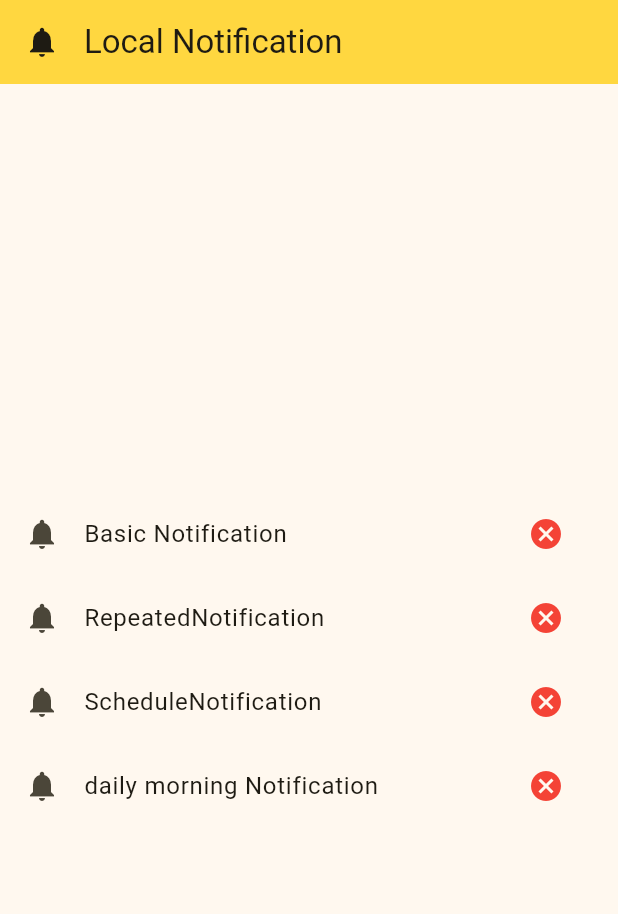
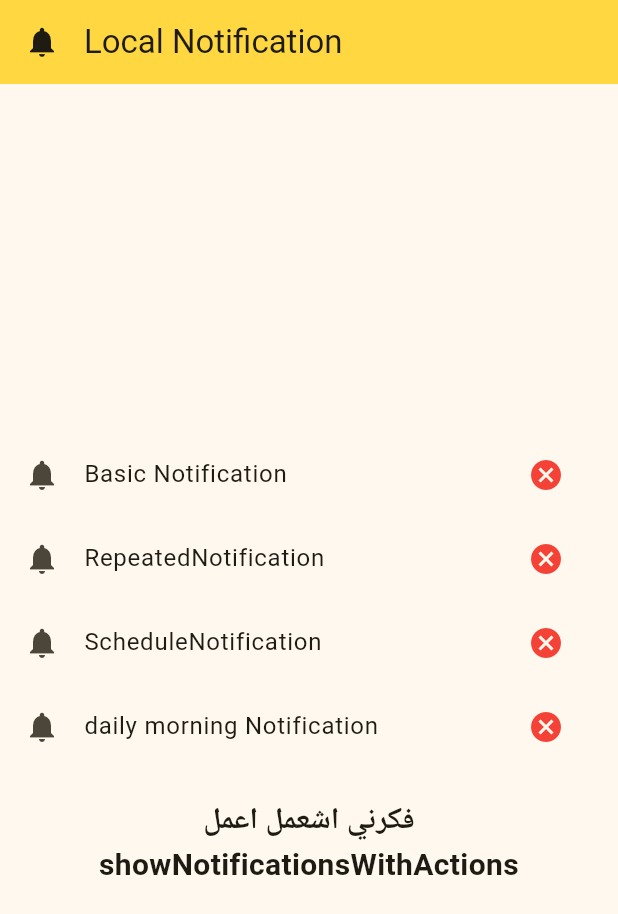
Before and after one commit to AhmedHussien249/notifications, a Flutter app: the screen it shows after launch, after a tap on "RepeatedNotification", on a phone screen of 412 x 824 dp. Shown: the top 914 px of the screen. Run offline on Flutter 3.47's test engine with Material 3 defaults, Android fonts, the phone set to English and light mode, and no system bars; our stand-ins replace flutter_local_notifications, flutter_timezone, permission_handler, timezone; missing offline and left inert: workmanager.

Commit message:
work manger service done  work notification on background

```diff
--- a/lib/local_notifications_sevice.dart
+++ b/lib/local_notifications_sevice.dart
@@ -88,7 +88,7 @@ class LocalNotificationsService {
     const details = NotificationDetails(android: androidDetails);
 
     await flutterLocalNotificationsPlugin.zonedSchedule(
-      2,
+      1,
       'Repeating Title',
       'This repeats every minute',
       next,
--- a/lib/main.dart
+++ b/lib/main.dart
@@ -1,7 +1,7 @@
-
 import 'package:flutter/material.dart';
 import 'package:notifications/basic_notification_view.dart';
 import 'package:notifications/schedule_notification_view.dart';
+import 'package:notifications/work_manger_service.dart';
 import 'package:permission_handler/permission_handler.dart';
 import 'package:timezone/data/latest.dart' as tz;
 
@@ -12,7 +12,12 @@ final GlobalKey<NavigatorState> navigatorKey = GlobalKey<NavigatorState>();
   void main() async {
     WidgetsFlutterBinding.ensureInitialized();
     tz.initializeTimeZones();
+    // await Future.wait([
+    //   LocalNotificationsService.init(),
+    //   WorkManagerService().init(),
+    // ]);
     await LocalNotificationsService.init();
+    await WorkManagerService().init();
      if (await Permission.notification.isDenied) {
       await Permission.notification.request();
     }
@@ -163,6 +168,14 @@ class _HomeViewState extends State<HomeView> {
               ),
             ),
           ),
+          const SizedBox(
+            height: 20,
+          ),
+          const Text(
+            'فكرني اشعمل اعمل showNotificationsWithActions',
+            textAlign: TextAlign.center,
+            style: TextStyle(fontWeight: FontWeight.bold, fontSize: 20),
+          )
         ],
       ),
     );
--- /dev/null
+++ b/lib/work_manger_service.dart
@@ -0,0 +1,44 @@
+import 'package:workmanager/workmanager.dart';
+
+import 'local_notifications_sevice.dart';
+
+class WorkManagerService {
+  // register one off task
+  void registerMyTask() async {
+    await Workmanager().registerOneOffTask(
+      'id1',
+      'show simple notification',
+
+    );
+
+  }
+
+  // register periodic task
+  void registerMyTaskPeriodically() async {
+    await Workmanager().registerPeriodicTask(
+      'id1',
+      'show simple notification',
+      frequency: const Duration(minutes: 15), // اقل حاجة 15 دقيقة
+
+    );
+
+  }
+
+
+  Future<void> init() async {
+    Workmanager().initialize(actionTask, isInDebugMode: true);
+    registerMyTask();
+  }
+
+  void cancelTask(String id) {
+    Workmanager().cancelByUniqueName(id);
+  }
+}
+
+@pragma('vm:entry-point')
+void actionTask() {
+  Workmanager().executeTask((task, inputData) async {
+     LocalNotificationsService.showBasicNotification();
+    return Future.value(true);
+  });
+}
--- a/pubspec.yaml
+++ b/pubspec.yaml
@@ -39,6 +39,7 @@ dependencies:
   permission_handler: ^12.0.0+1
   timezone: ^0.10.1
   flutter_timezone: ^4.1.0
+  workmanager: ^0.5.2
 
 
 dev_dependencies:
```
Also changed, not shown: pubspec.lock. Lines whose indentation alone changed are shown as unchanged.
